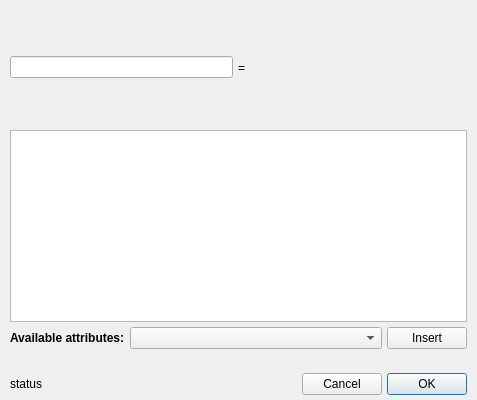
glue-viz/glue, file glue/dialogs/component_arithmetic/qt/equation_editor.ui: the form before one commit.
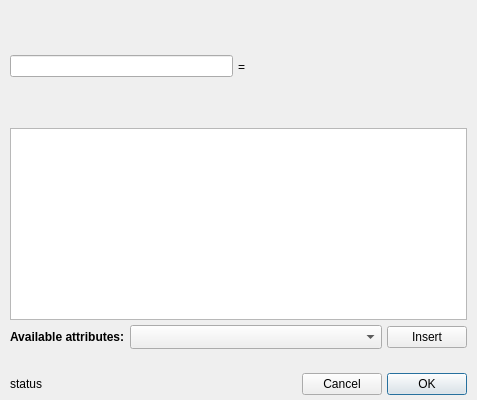
The form after the commit. Custom widgets are drawn as their Qt base class.

Diff of the .ui file:
```diff
--- a/glue/dialogs/component_arithmetic/qt/equation_editor.ui
+++ b/glue/dialogs/component_arithmetic/qt/equation_editor.ui
@@ -105,7 +105,7 @@
         </sizepolicy>
        </property>
        <property name="sizeAdjustPolicy">
-        <enum>QComboBox::AdjustToMinimumContentsLength</enum>
+        <enum>QComboBox::AdjustToMinimumContentsLengthWithIcon</enum>
        </property>
       </widget>
      </item>
```
